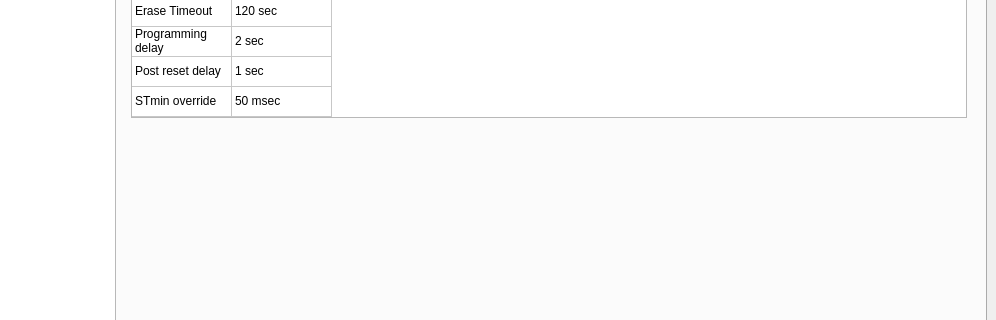
Qt form gui/main_window.ui (phuctm012/ECU-Flashing-Tool) before a commit; both pictures show x 104 to 1100 and y 136 to 456 of the 1100 by 850 pixel window.
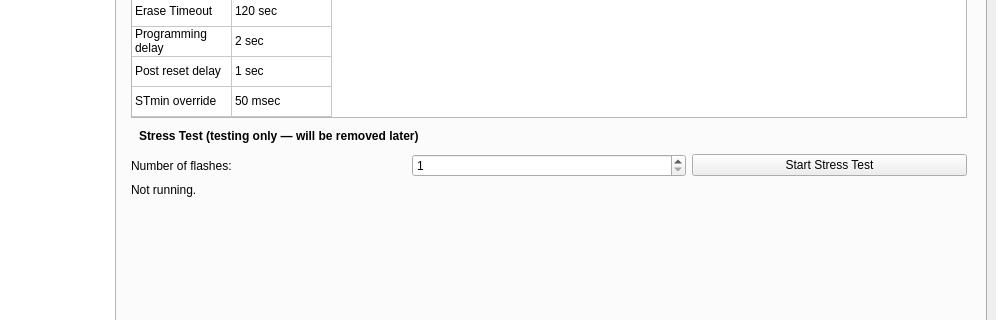
The same form after that commit. The open tabs and pages were chosen to show the change.

Commit message: Optimize flash speed/progress accuracy; add Compression/Encryption Method and Datablocks Stress Test

The edit to the form file:
```diff
--- a/gui/main_window.ui
+++ b/gui/main_window.ui
@@ -716,6 +716,57 @@
                </item>
               </widget>
              </item>
+             <item>
+              <widget class="QLabel" name="labelStressTest">
+               <property name="sectionHeader" stdset="0">
+                <bool>true</bool>
+               </property>
+               <property name="styleSheet">
+                <string notr="true">padding: 5px; font-weight: bold;</string>
+               </property>
+               <property name="text">
+                <string>Stress Test (testing only — will be removed later)</string>
+               </property>
+              </widget>
+             </item>
+             <item>
+              <layout class="QHBoxLayout" name="horizontalLayout_stressTest">
+               <item>
+                <widget class="QLabel" name="labelStressTestCount">
+                 <property name="text">
+                  <string>Number of flashes:</string>
+                 </property>
+                </widget>
+               </item>
+               <item>
+                <widget class="QSpinBox" name="spinBoxStressTestCount">
+                 <property name="minimum">
+                  <number>1</number>
+                 </property>
+                 <property name="maximum">
+                  <number>9999</number>
+                 </property>
+                 <property name="value">
+                  <number>1</number>
+                 </property>
+                </widget>
+               </item>
+               <item>
+                <widget class="QPushButton" name="buttonStressTestStart">
+                 <property name="text">
+                  <string>Start Stress Test</string>
+                 </property>
+                </widget>
+               </item>
+              </layout>
+             </item>
+             <item>
+              <widget class="QLabel" name="labelStressTestStatus">
+               <property name="text">
+                <string>Not running.</string>
+               </property>
+              </widget>
+             </item>
              <item>
               <spacer name="verticalSpacer_custom">
                <property name="orientation">
```
Left out of the diff: 91 changed lines with no effect on the pictures. The commit also changes 19 other files.
